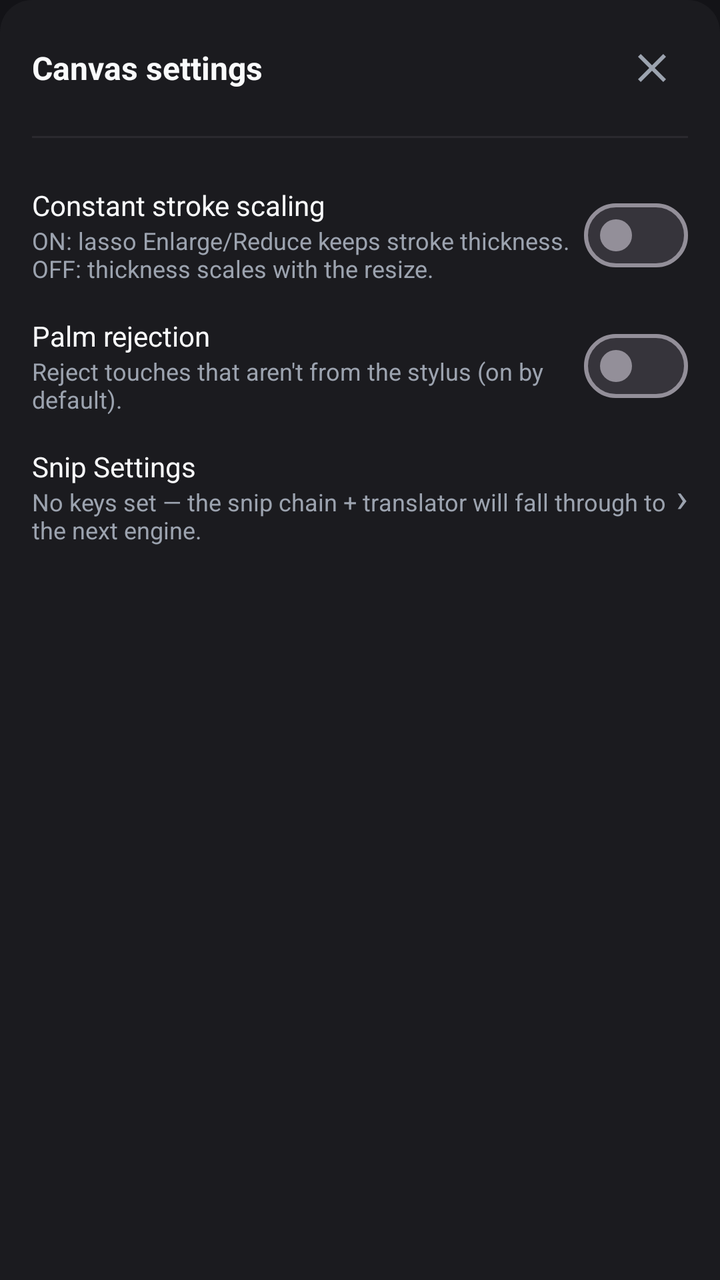
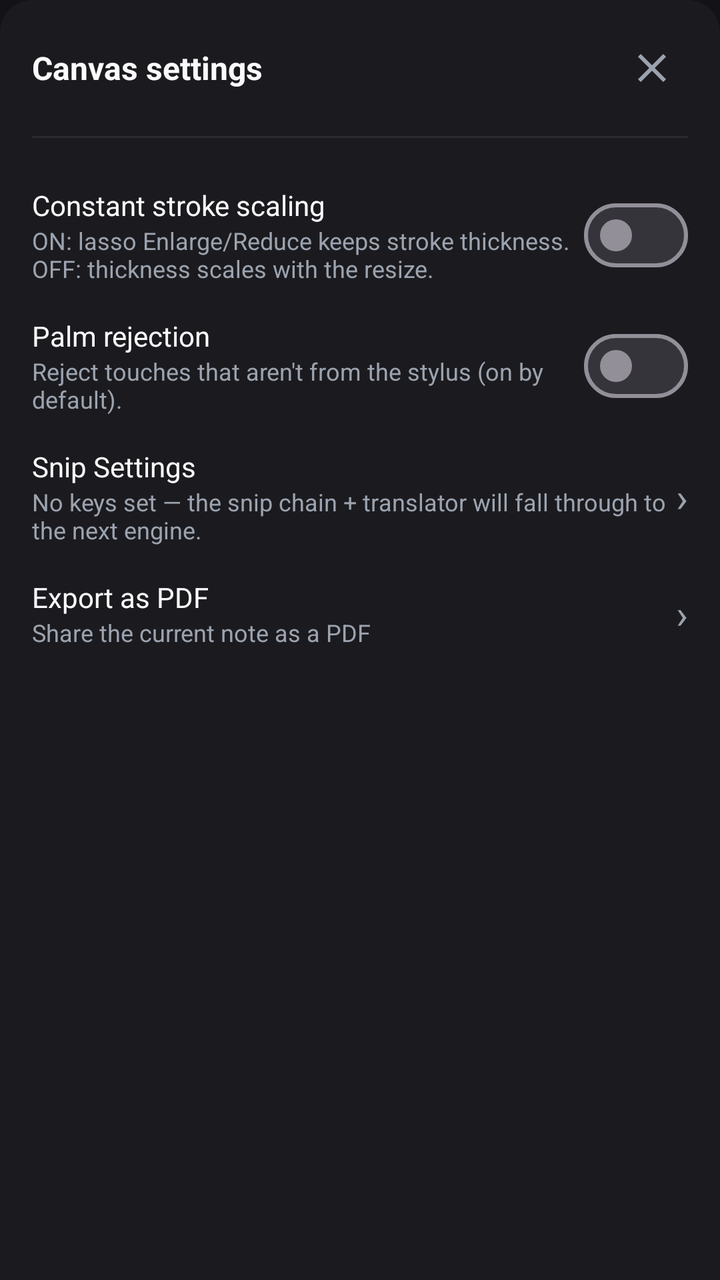

Screens rendered from an Android XML layout before and after an edit, with the pre-edit source and the edit as a unified diff.
<!-- AndroidManifest.xml: application theme Theme.ThunderNotes -->
<!-- res/layout/bottom_sheet_canvas_settings.xml -->
<?xml version="1.0" encoding="utf-8"?>
<LinearLayout xmlns:android="http://schemas.android.com/apk/res/android"
    android:layout_width="match_parent"
    android:layout_height="wrap_content"
    android:orientation="vertical"
    android:background="@drawable/bg_bottom_sheet"
    android:paddingHorizontal="@dimen/space_md"
    android:paddingTop="@dimen/space_md"
    android:paddingBottom="@dimen/space_lg">

    <LinearLayout
        android:layout_width="match_parent"
        android:layout_height="wrap_content"
        android:orientation="horizontal"
        android:gravity="center_vertical"
        android:paddingBottom="@dimen/space_md">

        <TextView
            android:layout_width="0dp"
            android:layout_height="wrap_content"
            android:layout_weight="1"
            android:text="@string/canvas_settings_title"
            android:textColor="@color/text_high_contrast"
            android:textSize="16sp"
            android:textStyle="bold" />

        <ImageButton
            android:id="@+id/btnClose"
            android:layout_width="36dp"
            android:layout_height="36dp"
            android:background="?attr/selectableItemBackgroundBorderless"
            android:src="@drawable/ic_close"
            android:contentDescription="@string/overflow_close"
            android:tint="@color/text_muted" />
    </LinearLayout>

    <View
        android:layout_width="match_parent"
        android:layout_height="1dp"
        android:background="@color/surface_container_high"
        android:layout_marginBottom="@dimen/space_md" />

    
    <LinearLayout
        android:layout_width="match_parent"
        android:layout_height="wrap_content"
        android:orientation="horizontal"
        android:gravity="center_vertical"
        android:paddingVertical="@dimen/space_sm">
        <LinearLayout
            android:layout_width="0dp"
            android:layout_height="wrap_content"
            android:layout_weight="1"
            android:orientation="vertical">
            <TextView
                android:layout_width="wrap_content"
                android:layout_height="wrap_content"
                android:text="@string/settings_constant_scaling"
                android:textColor="@color/text_high_contrast"
                android:textSize="14sp" />
            <TextView
                android:layout_width="wrap_content"
                android:layout_height="wrap_content"
                android:text="@string/settings_constant_scaling_hint"
                android:textColor="@color/text_muted"
                android:textSize="12sp" />
        </LinearLayout>
        <com.google.android.material.materialswitch.MaterialSwitch
            android:id="@+id/switchConstantScaling"
            android:layout_width="wrap_content"
            android:layout_height="wrap_content" />
    </LinearLayout>

    
    <LinearLayout
        android:layout_width="match_parent"
        android:layout_height="wrap_content"
        android:orientation="horizontal"
        android:gravity="center_vertical"
        android:paddingVertical="@dimen/space_sm">
        <LinearLayout
            android:layout_width="0dp"
            android:layout_height="wrap_content"
            android:layout_weight="1"
            android:orientation="vertical">
            <TextView
                android:layout_width="wrap_content"
                android:layout_height="wrap_content"
                android:text="@string/settings_palm_rejection"
                android:textColor="@color/text_high_contrast"
                android:textSize="14sp" />
            <TextView
                android:layout_width="wrap_content"
                android:layout_height="wrap_content"
                android:text="@string/settings_palm_rejection_hint"
                android:textColor="@color/text_muted"
                android:textSize="12sp" />
        </LinearLayout>
        <com.google.android.material.materialswitch.MaterialSwitch
            android:id="@+id/switchPalmRejection"
            android:layout_width="wrap_content"
            android:layout_height="wrap_content" />
    </LinearLayout>

    
    <LinearLayout
        android:layout_width="match_parent"
        android:layout_height="wrap_content"
        android:orientation="horizontal"
        android:gravity="center_vertical"
        android:paddingVertical="@dimen/space_sm"
        android:background="?attr/selectableItemBackground"
        android:clickable="true"
        android:focusable="true"
        android:id="@+id/rowSnipSettings">
        <LinearLayout
            android:layout_width="0dp"
            android:layout_height="wrap_content"
            android:layout_weight="1"
            android:orientation="vertical">
            <TextView
                android:layout_width="wrap_content"
                android:layout_height="wrap_content"
                android:text="@string/snip_settings_title"
                android:textColor="@color/text_high_contrast"
                android:textSize="14sp" />
            <TextView
                android:layout_width="wrap_content"
                android:layout_height="wrap_content"
                android:text="@string/snip_settings_no_keys"
                android:textColor="@color/text_muted"
                android:textSize="12sp" />
        </LinearLayout>
        <TextView
            android:layout_width="wrap_content"
            android:layout_height="wrap_content"
            android:text="›"
            android:textColor="@color/text_muted"
            android:textSize="20sp" />
    </LinearLayout>
</LinearLayout>
<!-- resources referenced by this layout -->
<resources>
  <color name="surface_container_high">#2A292E</color>
  <color name="text_high_contrast">#F9FAFB</color>
  <color name="text_muted">#9CA3AF</color>
  <dimen name="space_lg">24dp</dimen>
  <dimen name="space_md">16dp</dimen>
  <dimen name="space_sm">8dp</dimen>
  <!-- drawable bg_bottom_sheet (drawable) -->
  <?xml version="1.0" encoding="utf-8"?>
  <shape xmlns:android="http://schemas.android.com/apk/res/android"
      android:shape="rectangle">
      <solid android:color="@color/surface_container_low" />
      <corners android:topLeftRadius="16dp" android:topRightRadius="16dp" />
  </shape>
  <!-- drawable ic_close (drawable) -->
  <vector xmlns:android="http://schemas.android.com/apk/res/android"
      android:width="24dp" android:height="24dp"
      android:viewportWidth="24" android:viewportHeight="24">
      <path android:fillColor="@android:color/white"
          android:pathData="M19,6.41L17.59,5 12,10.59 6.41,5 5,6.41 10.59,12 5,17.59 6.41,19 12,13.41 17.59,19 19,17.59 13.41,12z"/>
  </vector>
  <string name="canvas_settings_title">Canvas settings</string>
  <string name="overflow_close">Close</string>
  <string name="settings_constant_scaling">Constant stroke scaling</string>
  <string name="settings_constant_scaling_hint">ON: lasso Enlarge/Reduce keeps stroke thickness. OFF: thickness scales with the resize.</string>
  <string name="settings_palm_rejection">Palm rejection</string>
  <string name="settings_palm_rejection_hint">Reject touches that aren\'t from the stylus (on by default).</string>
  <string name="snip_settings_no_keys">No keys set — the snip chain + translator will fall through to the next engine.</string>
  <string name="snip_settings_title">Snip Settings</string>
  <style name="Theme.ThunderNotes" parent="Theme.Material3.Dark.NoActionBar">
          
          <item name="android:windowBackground">@color/surface_base</item>
          <item name="android:windowLightStatusBar">false</item>
          <item name="android:windowLightNavigationBar">false</item>
  
          
          <item name="android:windowDrawsSystemBarBackgrounds">true</item>
          <item name="android:statusBarColor">@android:color/transparent</item>
          <item name="android:navigationBarColor">@android:color/transparent</item>
          <item name="android:windowLayoutInDisplayCutoutMode">shortEdges</item>
  
          
          <item name="colorPrimary">@color/thunder_primary</item>
          <item name="colorOnPrimary">@color/white</item>
          <item name="colorPrimaryContainer">@color/thunder_primary_dark</item>
          <item name="colorOnPrimaryContainer">@color/white</item>
  
          <item name="colorSecondary">@color/thunder_secondary</item>
          <item name="colorOnSecondary">@color/white</item>
          <item name="colorSecondaryContainer">@color/thunder_secondary_dark</item>
          <item name="colorOnSecondaryContainer">@color/white</item>
  
          <item name="colorTertiary">@color/thunder_tertiary</item>
          <item name="colorOnTertiary">@color/black</item>
  
          
          <item name="android:textColorPrimary">@color/text_high_contrast</item>
          <item name="android:textColorSecondary">@color/text_muted</item>
  
          
          <item name="android:colorBackground">@color/surface_base</item>
          <item name="colorSurface">@color/surface_container_low</item>
          <item name="colorOnSurface">@color/text_high_contrast</item>
      </style>
  <color name="surface_container_low">#1B1B1F</color>
  <color name="surface_base">#131317</color>
  <color name="thunder_primary">#DC2646</color>
  <color name="white">#FFFFFFFF</color>
  <color name="thunder_primary_dark">#920025</color>
  <color name="thunder_secondary">#10B981</color>
  <color name="thunder_secondary_dark">#059669</color>
  <color name="thunder_tertiary">#F59E0B</color>
  <color name="black">#FF000000</color>
</resources>

<!-- the commit's change to res/layout/bottom_sheet_canvas_settings.xml (unified diff, before → after) -->
@@ -138,4 +138,41 @@
             android:textColor="@color/text_muted"
             android:textSize="20sp" />
     </LinearLayout>
+
+    
+    <LinearLayout
+        android:layout_width="match_parent"
+        android:layout_height="wrap_content"
+        android:orientation="horizontal"
+        android:gravity="center_vertical"
+        android:paddingVertical="@dimen/space_sm"
+        android:background="?attr/selectableItemBackground"
+        android:clickable="true"
+        android:focusable="true"
+        android:id="@+id/rowExportPdf">
+        <LinearLayout
+            android:layout_width="0dp"
+            android:layout_height="wrap_content"
+            android:layout_weight="1"
+            android:orientation="vertical">
+            <TextView
+                android:layout_width="wrap_content"
+                android:layout_height="wrap_content"
+                android:text="@string/settings_export_pdf"
+                android:textColor="@color/text_high_contrast"
+                android:textSize="14sp" />
+            <TextView
+                android:layout_width="wrap_content"
+                android:layout_height="wrap_content"
+                android:text="@string/settings_export_pdf_hint"
+                android:textColor="@color/text_muted"
+                android:textSize="12sp" />
+        </LinearLayout>
+        <TextView
+            android:layout_width="wrap_content"
+            android:layout_height="wrap_content"
+            android:text="›"
+            android:textColor="@color/text_muted"
+            android:textSize="20sp" />
+    </LinearLayout>
 </LinearLayout>
<!-- resource entries referenced after the edit -->
@@ -24,6 +24,8 @@
   <string name="overflow_close">Close</string>
   <string name="settings_constant_scaling">Constant stroke scaling</string>
   <string name="settings_constant_scaling_hint">ON: lasso Enlarge/Reduce keeps stroke thickness. OFF: thickness scales with the resize.</string>
+  <string name="settings_export_pdf">Export as PDF</string>
+  <string name="settings_export_pdf_hint">Share the current note as a PDF</string>
   <string name="settings_palm_rejection">Palm rejection</string>
   <string name="settings_palm_rejection_hint">Reject touches that aren\'t from the stylus (on by default).</string>
   <string name="snip_settings_no_keys">No keys set — the snip chain + translator will fall through to the next engine.</string>
